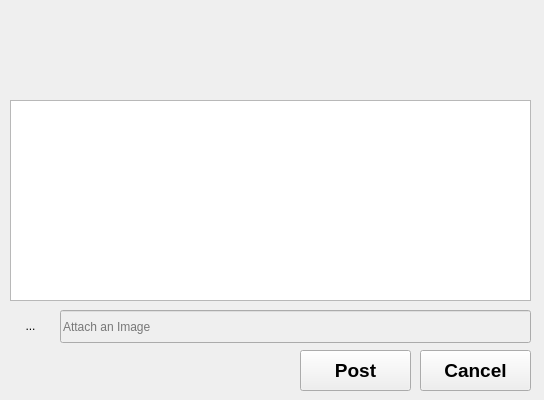
Above: EMS_Desktop_App/UIs/MemoWindow.ui from cedie712/EMS_Project before the change. Below: the same form after it.
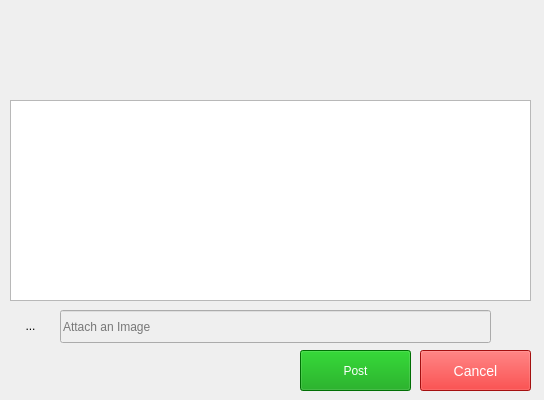
That is the form after the change. Icons and pictures are not drawn.

Commit message: update push button css

Diff of the .ui file:
```diff
--- a/EMS_Desktop_App/UIs/MemoWindow.ui
+++ b/EMS_Desktop_App/UIs/MemoWindow.ui
@@ -27,17 +27,14 @@
       <height>41</height>
      </rect>
     </property>
-    <property name="font">
-     <font>
-      <family>Arial</family>
-      <pointsize>14</pointsize>
-      <weight>75</weight>
-      <bold>true</bold>
-     </font>
-    </property>
     <property name="focusPolicy">
      <enum>Qt::NoFocus</enum>
     </property>
+    <property name="styleSheet">
+     <string notr="true">color: #fff;
+background-color: rgb(0, 156, 5);
+font: 14px/20px &quot;Helvetica Neue&quot;,Helvetica,Arial,sans-serif;</string>
+    </property>
     <property name="text">
      <string>Post</string>
     </property>
@@ -147,7 +144,7 @@
      <rect>
       <x>60</x>
       <y>310</y>
-      <width>471</width>
+      <width>431</width>
       <height>33</height>
      </rect>
     </property>
@@ -164,19 +161,42 @@
       <height>41</height>
      </rect>
     </property>
-    <property name="font">
-     <font>
-      <family>Arial</family>
-      <pointsize>14</pointsize>
-      <weight>75</weight>
-      <bold>true</bold>
-     </font>
-    </property>
     <property name="focusPolicy">
      <enum>Qt::NoFocus</enum>
     </property>
+    <property name="styleSheet">
+     <string notr="true">font-size: 14px;
+color: #fff;
+background-color: rgb(229, 21, 21);
+</string>
+    </property>
     <property name="text">
      <string>Cancel</string>
+    </property>
+    <property name="iconSize">
+     <size>
+      <width>30</width>
+      <height>30</height>
+     </size>
+    </property>
+   </widget>
+   <widget class="QToolButton" name="toolButton_clear">
+    <property name="geometry">
+     <rect>
+      <x>490</x>
+      <y>300</y>
+      <width>41</width>
+      <height>51</height>
+     </rect>
+    </property>
+    <property name="focusPolicy">
+     <enum>Qt::NoFocus</enum>
+    </property>
+    <property name="styleSheet">
+     <string notr="true">border: None;</string>
+    </property>
+    <property name="text">
+     <string/>
     </property>
     <property name="icon">
      <iconset>
```
Left out of the diff: 4 changed lines with no effect on the pictures. The commit also changes 23 other files.
